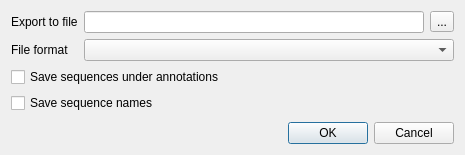
Old version of the form src/corelibs/U2Gui/src/util/ExportAnnotationsDialog.ui in the repository violethaze74/ugene.
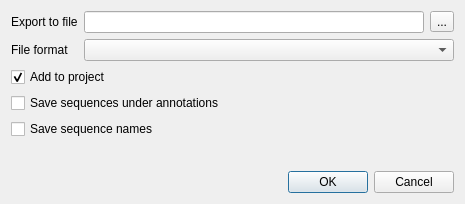
New version of the form.

Commit message: UGENE-5447. Add to project for Export Annotations

Patch:
```diff
--- a/src/corelibs/U2Gui/src/util/ExportAnnotationsDialog.ui
+++ b/src/corelibs/U2Gui/src/util/ExportAnnotationsDialog.ui
@@ -7,7 +7,7 @@
     <x>0</x>
     <y>0</y>
     <width>465</width>
-    <height>155</height>
+    <height>204</height>
    </rect>
   </property>
   <property name="windowTitle">
@@ -52,6 +52,16 @@
      </item>
     </layout>
    </item>
+   <item>
+    <widget class="QCheckBox" name="addToProjectCheck">
+     <property name="text">
+      <string>Add to project</string>
+     </property>
+     <property name="checked">
+      <bool>true</bool>
+     </property>
+    </widget>
+   </item>
    <item>
     <widget class="QCheckBox" name="exportSequenceCheck">
      <property name="text">
```
The commit also changes 5 other files.
